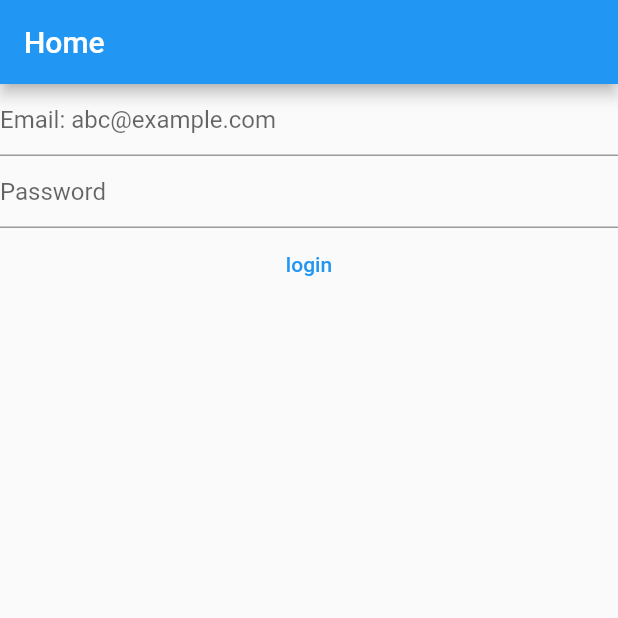
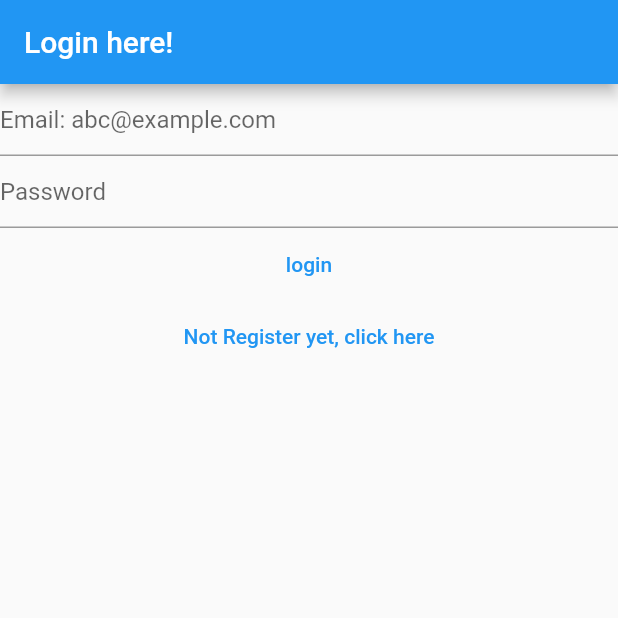
Before and after one commit to vinaydongre/electric-vehicle-charging-recommendation, a Flutter app: the screen it shows after launch, on a phone screen of 412 x 824 dp, the top half of it. Run offline on Flutter 3.47's test engine with Material 2 defaults, Android fonts, the phone set to English and light mode, and no system bars; our stand-ins replace firebase_auth, firebase_core; accounts and stored records are empty.

Commit message:
connection established btw register and login

```diff
--- a/lib/login_view.dart
+++ b/lib/login_view.dart
@@ -28,14 +28,17 @@ class _LoginViewState extends State<LoginView> {
 
   @override
   Widget build(BuildContext context) {
-    return Column(
+    return Scaffold(
+      appBar: AppBar(title: const Text('Login here!')),
+      body: Column(
         children: [
           TextField(
             controller: emailControl,
             enableSuggestions: false,
             keyboardType: TextInputType.emailAddress,
             autocorrect: false,
-          decoration: const InputDecoration(hintText: 'Email: abc@example.com'),
+            decoration:
+                const InputDecoration(hintText: 'Email: abc@example.com'),
           ),
           TextField(
             controller: passControl,
@@ -49,7 +52,8 @@ class _LoginViewState extends State<LoginView> {
               final password = passControl.text;
               try {
                 final userCredentail = await FirebaseAuth.instance
-                  .signInWithEmailAndPassword(email: email, password: password);
+                    .signInWithEmailAndPassword(
+                        email: email, password: password);
                 print(userCredentail);
               } on FirebaseAuthException catch (e) {
                 print("Something bad happened");
@@ -59,7 +63,14 @@ class _LoginViewState extends State<LoginView> {
             },
             child: const Text('login'),
           ),
+          TextButton(
+              onPressed: () {
+                Navigator.of(context)
+                    .pushNamedAndRemoveUntil('/register/', (route) => false);
+              },
+              child: const Text('Not Register yet, click here')),
         ],
+      ),
     );
   }
 }
--- a/lib/main.dart
+++ b/lib/main.dart
@@ -1,4 +1,5 @@
 import 'package:evscrs/login_view.dart';
+import 'package:evscrs/register_view.dart';
 import 'package:firebase_auth/firebase_auth.dart';
 import 'package:firebase_core/firebase_core.dart';
 import 'package:flutter/material.dart';
@@ -13,6 +14,10 @@
       primarySwatch: Colors.blue,
     ),
     home: const HomePage(),
+    routes: {
+      '/login/': (context) => const LoginView(),
+      '/register/': (context) => const RegisterView(),
+    },
   ));
 }
 
@@ -21,11 +26,7 @@
 
   @override
   Widget build(BuildContext context) {
-    return Scaffold(
-      appBar: AppBar(
-        title: const Text('Home'),
-      ),
-      body: FutureBuilder(
+    return FutureBuilder(
       future: Firebase.initializeApp(
         options: DefaultFirebaseOptions.currentPlatform,
       ),
@@ -40,31 +41,6 @@
           return const Text('done'); */
         return const LoginView();
       },
-      ),
     );
   }
 }
-
-class VerifyEmailView extends StatefulWidget {
-  const VerifyEmailView({Key? key}) : super(key: key);
-
-  @override
-  State<VerifyEmailView> createState() => _VerifyEmailViewState();
-}
-
-class _VerifyEmailViewState extends State<VerifyEmailView> {
-  @override
-  Widget build(BuildContext context) {
-    return Column(
-      children: [
-        const Text('Please Verify your emial address'),
-        TextButton(
-            onPressed: () async {
-              final user = FirebaseAuth.instance.currentUser;
-              await user?.sendEmailVerification();
-            },
-            child: const Text('Click to Send the Verfication Email'))
-      ],
-    );
-  }
-}
--- a/lib/register_view.dart
+++ b/lib/register_view.dart
@@ -28,14 +28,19 @@ class _RegisterViewState extends State<RegisterView> {
 
   @override
   Widget build(BuildContext context) {
-    return Column(
+    return Scaffold(
+      appBar: AppBar(
+        title: const Text('Register here'),
+      ),
+      body: Column(
         children: [
           TextField(
             controller: emailControl,
             enableSuggestions: false,
             keyboardType: TextInputType.emailAddress,
             autocorrect: false,
-          decoration: const InputDecoration(hintText: 'Email: abc@example.com'),
+            decoration:
+                const InputDecoration(hintText: 'Email: abc@example.com'),
           ),
           TextField(
             controller: passControl,
@@ -58,7 +63,14 @@ class _RegisterViewState extends State<RegisterView> {
             },
             child: const Text('Register'),
           ),
+          TextButton(
+              onPressed: () {
+                Navigator.of(context)
+                    .pushNamedAndRemoveUntil('/login/', (route) => false);
+              },
+              child: const Text('< click here to go back'))
         ],
+      ),
     );
   }
 }
```
Also changed, not shown: lib/verify_email_view.dart (added, +27 -0 lines). Lines whose indentation alone changed are shown as unchanged.
